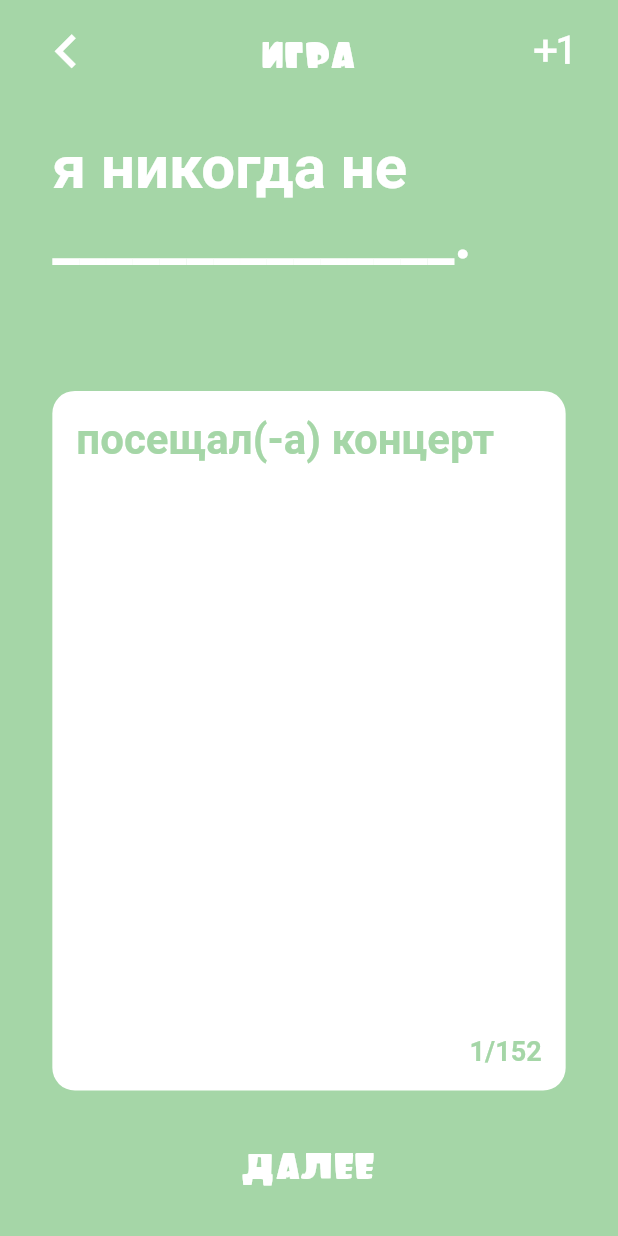
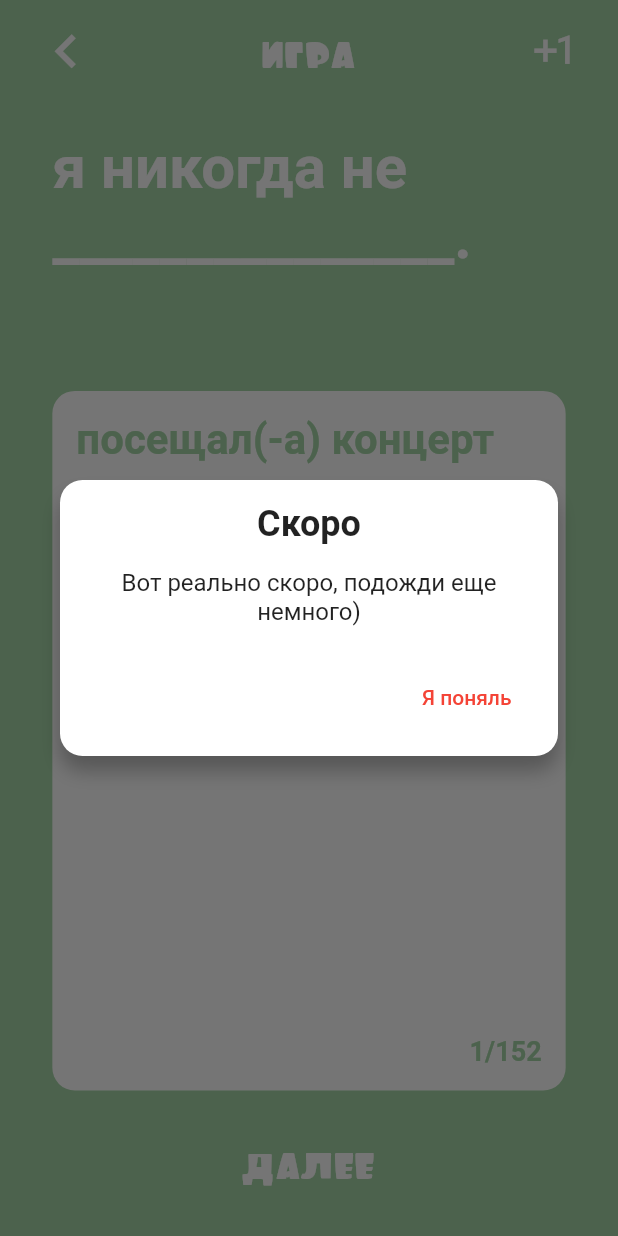
Before and after one commit to zikwall/never-have-i-ever, a Flutter app: the Game screen opened directly, after a tap on the "exposure plus 1" icon, on a phone screen of 412 x 824 dp. Run offline on Flutter 3.47's test engine with Material 2 defaults, Android fonts, the phone set to English and light mode, and no system bars.

Commit message:
Added TODO dialog in features

```diff
--- a/lib/screens/home/home.dart
+++ b/lib/screens/home/home.dart
@@ -6,6 +6,7 @@ import 'package:never_have_i_ever/constants/colors.dart';
 import 'package:never_have_i_ever/widgets/app/app_header.dart';
 import 'package:never_have_i_ever/transitions/pack.dart';
 import 'package:never_have_i_ever/screens/game/game.dart';
+import 'package:never_have_i_ever/widgets/dialog/todo.dart';
 
 class Home extends StatefulWidget {
   @override
@@ -63,6 +64,17 @@ class HomeState extends State<Home> {
     pageController.dispose();
     _initialize();
     super.reassemble();
+  }
+
+  showTodoDialog(BuildContext context) {
+    // show the dialog
+    showDialog(
+      context: context,
+      builder: (BuildContext context) => AppTodoDialog(
+        title: "Скоро",
+        description: "Вот реально скоро, подожди еще немного)",
+      ),
+    );
   }
 
   @override
@@ -144,6 +156,9 @@ class HomeState extends State<Home> {
         level: 'custom',
         description: 'начните свою собственную игру. создайте свой набор, добавляйте любые вопросы из любого пакета или же придумывайте новые',
         color:  ColorConstants.AppColors['custom'],
+        onGame: () {
+          showTodoDialog(context);
+        },
       )),
     ];
 
--- a/lib/widgets/app/game_header.dart
+++ b/lib/widgets/app/game_header.dart
@@ -1,4 +1,5 @@
 import 'package:flutter/material.dart';
+import 'package:never_have_i_ever/widgets/dialog/todo.dart';
 
 class GameHeader extends StatelessWidget {
   final String title;
@@ -8,6 +9,17 @@ class GameHeader extends StatelessWidget {
     @required this.title,
     @required this.color,
   });
+
+  showTodoDialog(BuildContext context) {
+    // show the dialog
+    showDialog(
+      context: context,
+      builder: (BuildContext context) => AppTodoDialog(
+        title: "Скоро",
+        description: "Вот реально скоро, подожди еще немного)",
+      ),
+    );
+  }
 
   @override
   Widget build(BuildContext context) {
@@ -45,7 +57,7 @@ class GameHeader extends StatelessWidget {
             const Spacer(),
             FlatButton(
                 onPressed: () {
-
+                  showTodoDialog(context);
                 },
                 child: Icon(Icons.exposure_plus_1, color: color, size: 35.0)
             ),
--- /dev/null
+++ b/lib/widgets/dialog/todo.dart
@@ -0,0 +1,78 @@
+import 'package:flutter/material.dart';
+import 'package:flutter/services.dart';
+
+
+class AppTodoDialog extends StatelessWidget {
+  final String title, description;
+
+  AppTodoDialog({
+    @required this.title,
+    @required this.description,
+  });
+
+  dialogContent(BuildContext context) {
+    Widget yasnoponyatno = FlatButton(
+      child: Text("Я поняль",
+        style: TextStyle(
+            color: Colors.red
+        ),
+      ),
+      onPressed: () {
+        Navigator.of(context).pop();
+      },
+    );
+
+    return Container(
+      padding: EdgeInsets.all(15.0),
+      decoration: new BoxDecoration(
+        color: Colors.white,
+        shape: BoxShape.rectangle,
+        borderRadius: BorderRadius.circular(15.0),
+        boxShadow: [
+          BoxShadow(
+            color: Colors.black26,
+            blurRadius: 10.0,
+            offset: const Offset(0.0, 10.0),
+          ),
+        ],
+      ),
+      child: Column(
+        mainAxisSize: MainAxisSize.min, // To make the card compact
+        children: <Widget>[
+          Text(
+            title,
+            style: TextStyle(
+              fontSize: 24.0,
+              fontWeight: FontWeight.w700,
+            ),
+          ),
+          SizedBox(height: 16.0),
+          Text(
+            description,
+            textAlign: TextAlign.center,
+            style: TextStyle(
+              fontSize: 16.0,
+            ),
+          ),
+          SizedBox(height: 24.0),
+          Align(
+            alignment: Alignment.bottomRight,
+            child: yasnoponyatno,
+          )
+        ],
+      ),
+    );
+  }
+
+  @override
+  Widget build(BuildContext context) {
+    return Dialog(
+      shape: RoundedRectangleBorder(
+        borderRadius: BorderRadius.circular(16.0),
+      ),
+      elevation: 0.0,
+      backgroundColor: Colors.transparent,
+      child: dialogContent(context),
+    );
+  }
+}
--- a/lib/widgets/pack/pack_content_custom.dart
+++ b/lib/widgets/pack/pack_content_custom.dart
@@ -10,12 +10,14 @@ class PackContentCustom extends StatelessWidget {
   PackContentCustom({
     @required this.level,
     @required this.description,
-    @required this.color
+    @required this.color,
+    @required this.onGame
   });
 
   final String level;
   final String description;
   final Color color;
+  final Function() onGame;
 
   @override
   Widget build(BuildContext context) {
@@ -73,7 +75,7 @@ class PackContentCustom extends StatelessWidget {
 
         Align(
             alignment: Alignment.bottomCenter,
-            child: PackBodyBottom(color: color)
+            child: PackBodyBottom(color: color, onGame: onGame)
         ),
       ],
     );
--- a/lib/widgets/pack/pack_custom.dart
+++ b/lib/widgets/pack/pack_custom.dart
@@ -5,9 +5,11 @@ class AppPackCustom extends StatelessWidget {
   AppPackCustom({
     @required this.level,
     @required this.description,
-    @required this.color
+    @required this.color,
+    @required this.onGame
   });
 
+  final Function() onGame;
   final String level;
   final String description;
   final Color color;
@@ -24,9 +26,10 @@ class AppPackCustom extends StatelessWidget {
           color: Colors.white,
           elevation: 0,
           child: PackContentCustom(
-              level: level,
-              description: description,
-              color: color
+            level: level,
+            description: description,
+            color: color,
+            onGame: onGame,
           )
       ),
     );
```
